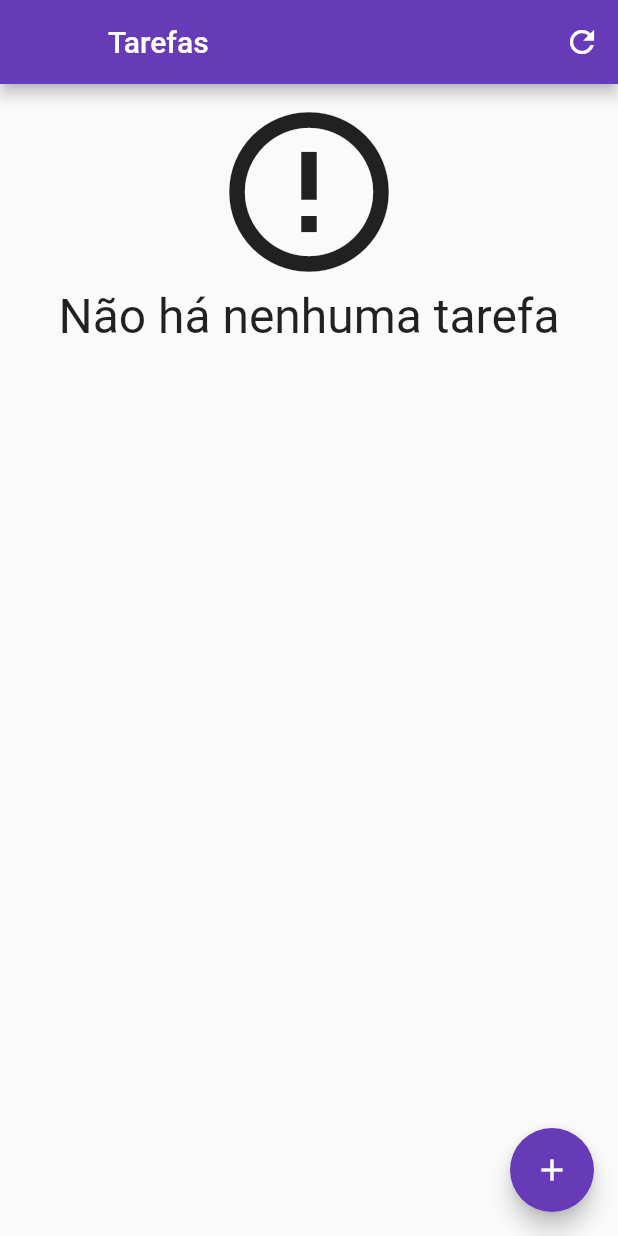
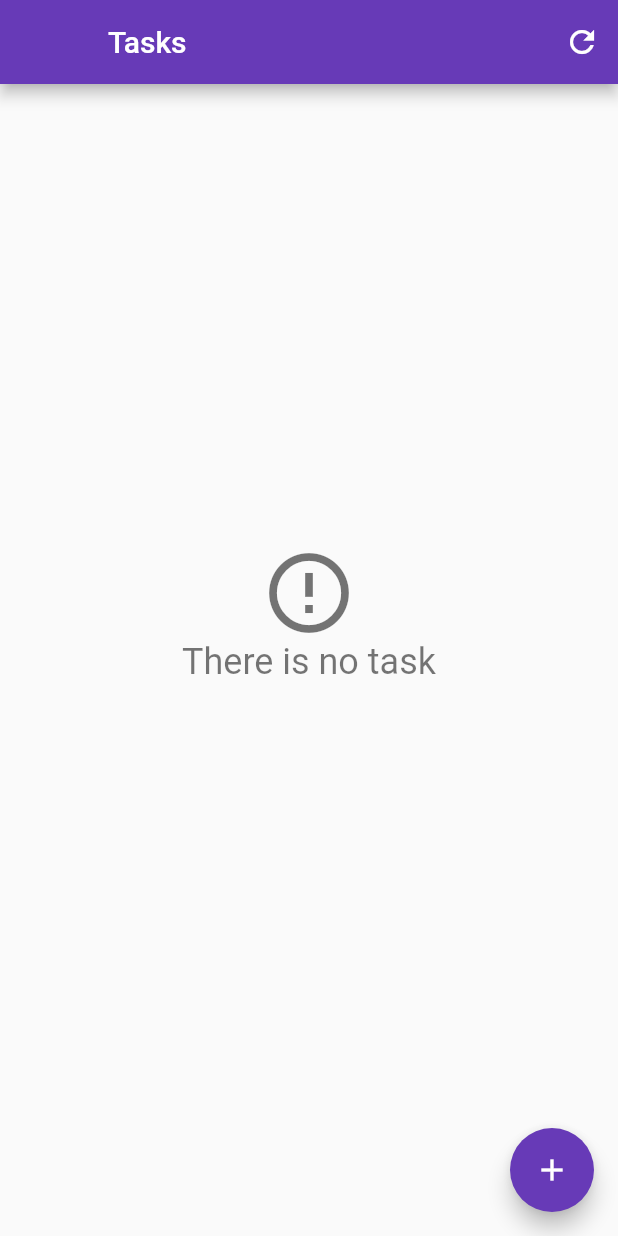
Before and after one commit to MauricioDolacio/taskapp, a Flutter app: the screen it shows after launch, on a phone screen of 412 x 824 dp. Run offline on Flutter 3.47's test engine with Material 2 defaults, Android fonts, the phone set to English and light mode, and no system bars; our stand-ins replace sqflite; accounts and stored records are empty.

Commit message:
Fix some errors and changed the language

```diff
--- a/lib/screens/initial_screen.dart
+++ b/lib/screens/initial_screen.dart
@@ -1,7 +1,6 @@
 import 'package:alura_flutter_curso_1/data/task_dao.dart';
 import 'package:alura_flutter_curso_1/screens/form_screen.dart';
 import 'package:flutter/material.dart';
-
 import '../components/task.dart';
 
 class InitialScreen extends StatefulWidget {
@@ -24,7 +23,7 @@ class _InitialScreenState extends State<InitialScreen> {
               },
               icon: const Icon(Icons.refresh))
         ],
-        title: const Text('Tarefas'),
+        title: const Text('Tasks'),
       ),
       body: Padding(
         padding: const EdgeInsets.only(top: 8, bottom: 70),
@@ -38,7 +37,7 @@ class _InitialScreenState extends State<InitialScreen> {
                     child: Column(
                       children: const [
                         CircularProgressIndicator(),
-                        Text('Carregando')
+                        Text('Loading')
                       ],
                     ),
                   );
@@ -47,7 +46,7 @@ class _InitialScreenState extends State<InitialScreen> {
                     child: Column(
                       children: const [
                         CircularProgressIndicator(),
-                        Text('Carregando')
+                        Text('Loading')
                       ],
                     ),
                   );
@@ -56,7 +55,7 @@ class _InitialScreenState extends State<InitialScreen> {
                     child: Column(
                       children: const [
                         CircularProgressIndicator(),
-                        Text('Carregando')
+                        Text('Loading')
                       ],
                     ),
                   );
@@ -72,17 +71,19 @@ class _InitialScreenState extends State<InitialScreen> {
                     }
                     return Center(
                       child: Column(
+                        mainAxisAlignment: MainAxisAlignment.center,
+                        crossAxisAlignment: CrossAxisAlignment.center,
                         children: const [
-                          Icon(Icons.error_outline, size: 128),
+                          Icon(Icons.error_outline, size: 64, color: Colors.black54,),
                           Text(
-                            'Não há nenhuma tarefa',
-                            style: TextStyle(fontSize: 32),
+                            'There is no task',
+                            style: TextStyle(fontSize: 24, color: Colors.black54),
                           ),
                         ],
                       ),
                     );
                   }
-                  return const Text('Erro ao carregar tarefas');
+                  return const Text('Error loading tasks');
               }
             }),
       ),
```
Also changed, not shown: lib/components/difficulty.dart (+5 -5 lines), lib/components/task.dart (+21 -9 lines), lib/screens/form_screen.dart (+19 -15 lines).
